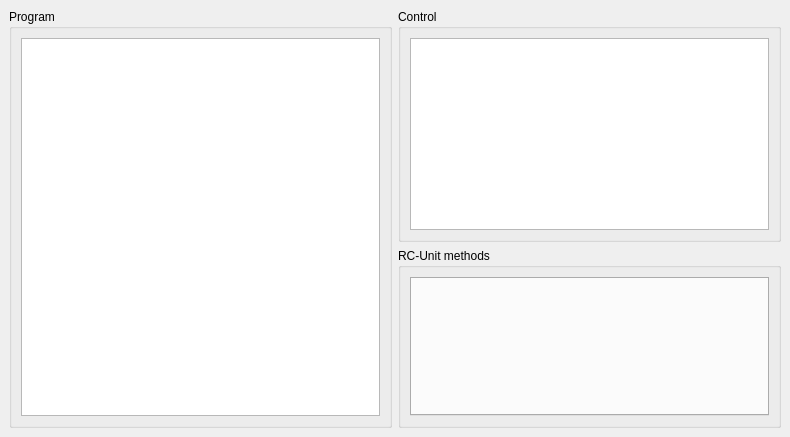
First picture: the form in modules/automation/projects/HilecGui/src/scratch/ScratchWidget.ui, repository OFFIS-Automation/Framework, before the edit.
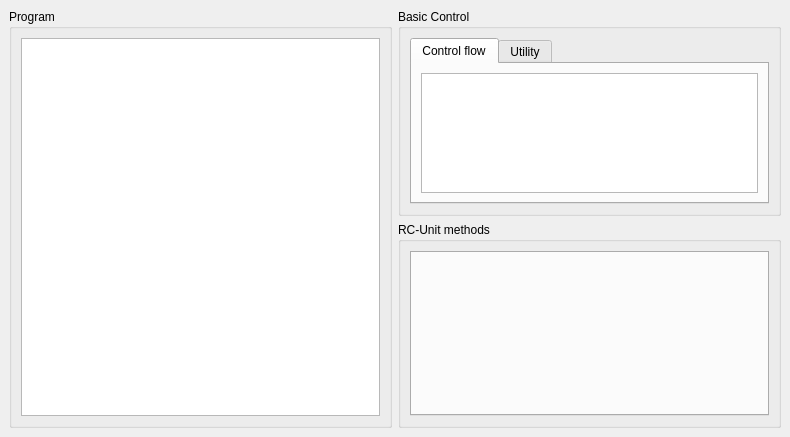
Second picture: the form after the edit.

Commit message: Scratch: Allow to remove items and added Tabs to the control view

```diff
--- a/modules/automation/projects/HilecGui/src/scratch/ScratchWidget.ui
+++ b/modules/automation/projects/HilecGui/src/scratch/ScratchWidget.ui
@@ -14,40 +14,8 @@
    <string>Scratch</string>
   </property>
   <widget class="QWidget" name="dockWidgetContents">
-   <layout class="QGridLayout" name="gridLayout">
-    <item row="0" column="1">
-     <widget class="QGroupBox" name="groupBox_2">
-      <property name="title">
-       <string>Control</string>
-      </property>
-      <layout class="QVBoxLayout" name="verticalLayout_3">
-       <item>
-        <widget class="QGraphicsView" name="controlView">
-         <property name="acceptDrops">
-          <bool>true</bool>
-         </property>
-        </widget>
-       </item>
-      </layout>
-     </widget>
-    </item>
-    <item row="1" column="1">
-     <widget class="QGroupBox" name="groupBox">
-      <property name="title">
-       <string>RC-Unit methods</string>
-      </property>
-      <layout class="QVBoxLayout" name="verticalLayout_2">
-       <item>
-        <widget class="QTabWidget" name="rcUnitsView">
-         <property name="tabBarAutoHide">
-          <bool>true</bool>
-         </property>
-        </widget>
-       </item>
-      </layout>
-     </widget>
-    </item>
-    <item row="0" column="0" rowspan="2">
+   <layout class="QHBoxLayout" name="horizontalLayout">
+    <item>
      <widget class="QGroupBox" name="groupBox_3">
       <property name="title">
        <string>Program</string>
@@ -66,6 +34,74 @@
       </layout>
      </widget>
     </item>
+    <item>
+     <layout class="QVBoxLayout" name="verticalLayout_5" stretch="1,1">
+      <item>
+       <widget class="QGroupBox" name="groupBox_2">
+        <property name="sizePolicy">
+         <sizepolicy hsizetype="Expanding" vsizetype="Expanding">
+          <horstretch>0</horstretch>
+          <verstretch>0</verstretch>
+         </sizepolicy>
+        </property>
+        <property name="title">
+         <string>Basic Control</string>
+        </property>
+        <layout class="QVBoxLayout" name="verticalLayout_3">
+         <item>
+          <widget class="QTabWidget" name="controlWidget">
+           <property name="currentIndex">
+            <number>0</number>
+           </property>
+           <widget class="QWidget" name="tab">
+            <attribute name="title">
+             <string>Control flow</string>
+            </attribute>
+            <layout class="QGridLayout" name="gridLayout">
+             <item row="0" column="0">
+              <widget class="QGraphicsView" name="controlFlowView"/>
+             </item>
+            </layout>
+           </widget>
+           <widget class="QWidget" name="tab_2">
+            <attribute name="title">
+             <string>Utility</string>
+            </attribute>
+            <layout class="QGridLayout" name="gridLayout_2">
+             <item row="0" column="0">
+              <widget class="QGraphicsView" name="utilityView"/>
+             </item>
+            </layout>
+           </widget>
+          </widget>
+         </item>
+        </layout>
+       </widget>
+      </item>
+      <item>
+       <widget class="QGroupBox" name="groupBox">
+        <property name="sizePolicy">
+         <sizepolicy hsizetype="Expanding" vsizetype="Expanding">
+          <horstretch>0</horstretch>
+          <verstretch>0</verstretch>
+         </sizepolicy>
+        </property>
+        <property name="title">
+         <string>RC-Unit methods</string>
+        </property>
+        <layout class="QVBoxLayout" name="verticalLayout_2">
+         <item>
+          <widget class="QTabWidget" name="rcUnitsView">
+           <property name="tabBarAutoHide">
+            <bool>true</bool>
+           </property>
+          </widget>
+         </item>
+        </layout>
+       </widget>
+      </item>
+     </layout>
+    </item>
    </layout>
   </widget>
  </widget>
```
The commit also changes 3 other files.
